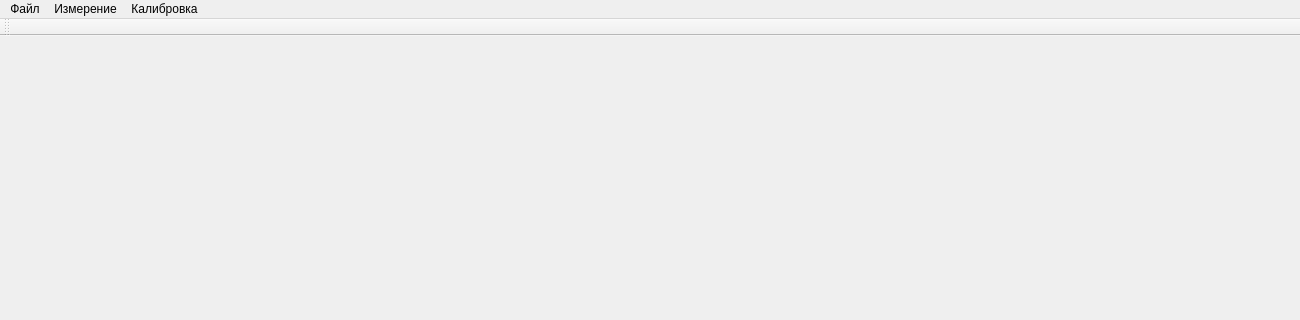
Above: mainwindow.ui from krang4d/Agrekola before the change; both pictures show x 0 to 1300 and y 0 to 320 of the 1300 by 700 pixel window. Below: the same form after it.
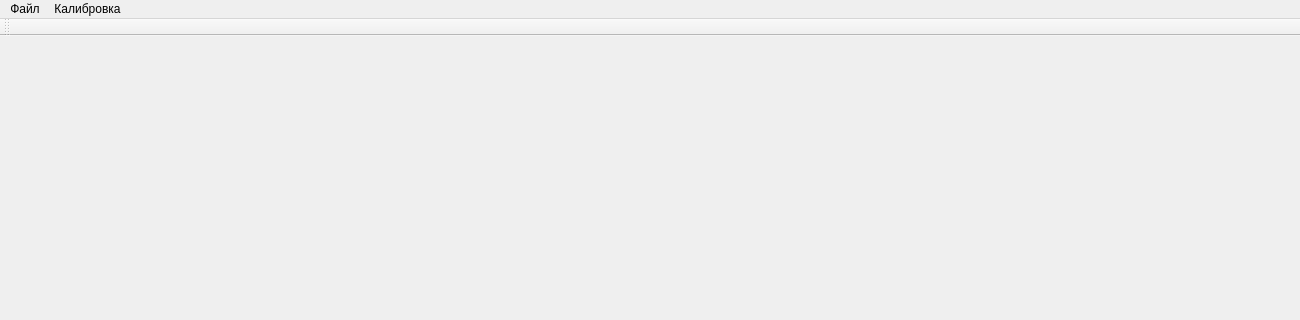
That is the form after the change.

Diff of the .ui file:
```diff
--- a/mainwindow.ui
+++ b/mainwindow.ui
@@ -50,12 +50,7 @@
     <addaction name="action_print"/>
     <addaction name="separator"/>
     <addaction name="plots"/>
-   </widget>
-   <widget class="QMenu" name="measurment">
-    <property name="title">
-     <string>Измерение</string>
-    </property>
-    <addaction name="action_setting"/>
+    <addaction name="action"/>
    </widget>
    <widget class="QMenu" name="calibration">
     <property name="title">
@@ -65,7 +60,6 @@
     <addaction name="action_propety"/>
    </widget>
    <addaction name="file"/>
-   <addaction name="measurment"/>
    <addaction name="calibration"/>
   </widget>
   <action name="action_setting">
```
Left out of the diff: 34 changed lines with no effect on the pictures.
